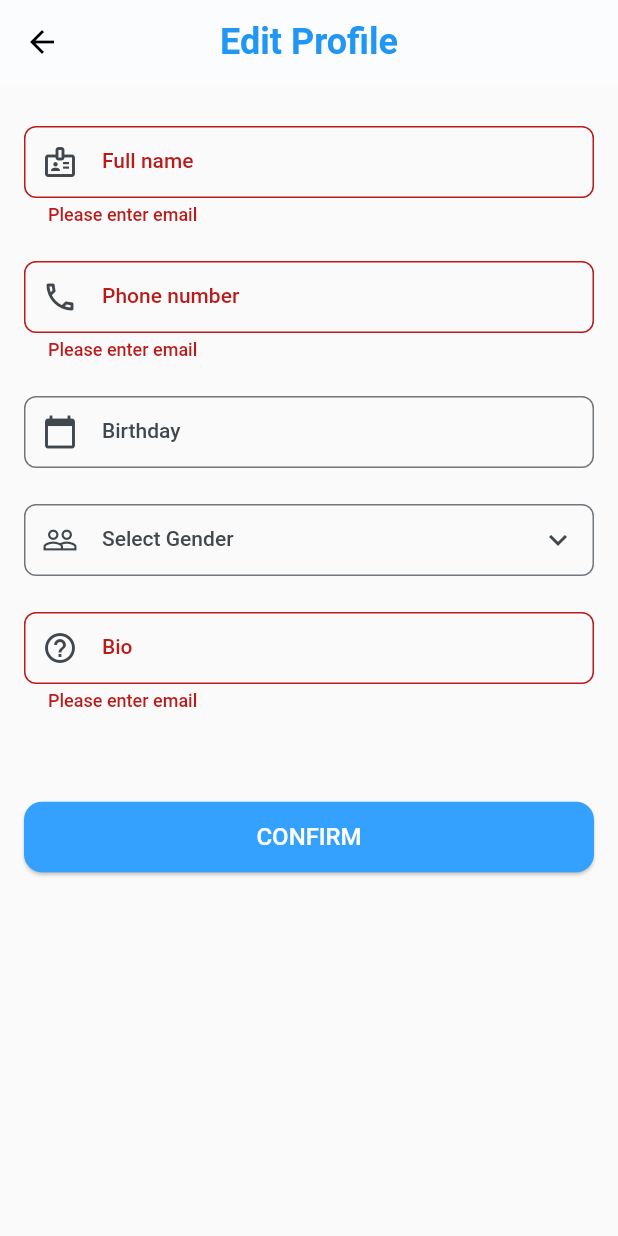
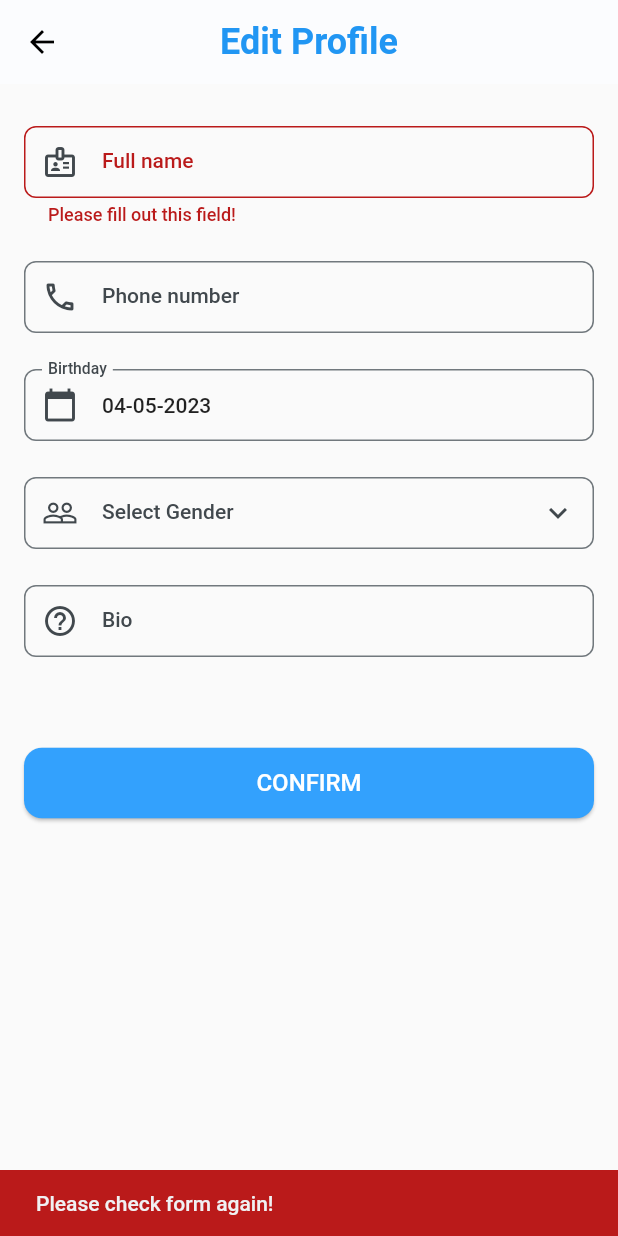
Before and after one commit to quangnhat22/cs_chat_app, a Flutter app: the EditProfileView screen opened directly, after a tap on "CONFIRM", on a phone screen of 412 x 824 dp. Run offline on Flutter 3.47's test engine with Material 2 defaults, Android fonts, the phone set to English and light mode, and no system bars; our stand-ins replace cached_network_image, device_info_plus, dio, equatable, firebase_auth, firebase_core and 9 more; accounts and stored records are empty; generated files the repository leaves out were written again.

Commit message:
refactor code edit profile form

```diff
--- a/lib/common/widgets/stateless/text_field/c_text_form_field.dart
+++ b/lib/common/widgets/stateless/text_field/c_text_form_field.dart
@@ -1,31 +1,28 @@
 import 'package:flutter/material.dart';
-import 'package:flutter_gen/gen_l10n/app_localizations.dart';
 
 enum InputType { text, phoneNumber, multiline }
 
 class CTextFormField extends StatelessWidget {
   const CTextFormField({
     super.key,
-    required this.controller,
     required this.icon,
     required this.label,
     this.type = InputType.text,
     this.errorText,
+    this.initVal,
+    this.onChanged,
+    this.isReadOnly = false,
+    this.onTap,
   });
 
-  final TextEditingController controller;
   final Icon icon;
   final String label;
   final InputType type;
   final String? errorText;
-
-  String? validateValue(String? value, BuildContext context) {
-    print(value);
-    if (value == null || value.isEmpty || value == "") {
-      return AppLocalizations.of(context)!.please_enter_email;
-    }
-    return null;
-  }
+  final String? initVal;
+  final Function(String?)? onChanged;
+  final VoidCallback? onTap;
+  final bool isReadOnly;
 
   TextInputType _checkType() {
     switch (type) {
@@ -45,19 +42,22 @@ class CTextFormField extends StatelessWidget {
     return Container(
       margin: const EdgeInsets.symmetric(vertical: 12),
       child: TextFormField(
-        controller: controller,
-        validator: (value) => validateValue(value, context),
         minLines: 1,
         maxLines: null,
+        initialValue: initVal,
         decoration: InputDecoration(
           errorText: errorText,
           prefixIcon: icon,
           label: Text(label),
           border: const OutlineInputBorder(
-              borderSide: BorderSide(width: 1),
-              borderRadius: BorderRadius.all(Radius.circular(8))),
+            borderSide: BorderSide(width: 1),
+            borderRadius: BorderRadius.all(Radius.circular(8)),
+          ),
         ),
         keyboardType: _checkType(),
+        onChanged: onChanged,
+        readOnly: isReadOnly,
+        onTap: onTap,
       ),
     );
   }
--- a/lib/core/langs/app_en.arb
+++ b/lib/core/langs/app_en.arb
@@ -40,5 +40,6 @@
   "bio": "Bio",
   "please_check_form_again": "Please check form again!",
   "birthday": "Birthday",
-  "select_gender": "Select Gender"
+  "select_gender": "Select Gender",
+  "please_not_empty": "Please fill out this field!"
 }
--- a/lib/core/langs/app_vi.arb
+++ b/lib/core/langs/app_vi.arb
@@ -40,5 +40,6 @@
   "bio": "Giới thiệu bản thân",
   "please_check_form_again": "Vui lòng kiểm tra lại form đã điền!",
   "birthday": "Ngày sinh",
-  "select_gender": "Thay đổi giới tính"
+  "select_gender": "Thay đổi giới tính",
+  "please_not_empty": "Vui lòng không để trống ô này!"
 }
--- /dev/null
+++ b/lib/core/utils/date_time_format.dart
@@ -0,0 +1,11 @@
+import 'package:intl/intl.dart';
+
+class AppDateTimeFormat {
+  AppDateTimeFormat._();
+
+  static String formatDDMMYYYY(DateTime? date) {
+    return date != null
+        ? DateFormat('dd-MM-yyyy').format(date)
+        : DateFormat('dd-MM-yyyy').format(DateTime.now());
+  }
+}
--- /dev/null
+++ b/lib/core/utils/formz/check_valid.dart
@@ -0,0 +1,25 @@
+import 'package:flutter/material.dart';
+import 'package:flutter_gen/gen_l10n/app_localizations.dart';
+
+enum TypeValueCheck { email, password, confirmedPassword, text }
+
+class AppCheckValid {
+  AppCheckValid._();
+
+  static String? checkValid(
+      String? value, TypeValueCheck type, BuildContext ctx) {
+    if (value == null || value == "" || value.isEmpty) {
+      switch (type) {
+        case TypeValueCheck.email:
+          return AppLocalizations.of(ctx)!.please_enter_email;
+        case TypeValueCheck.password:
+          return AppLocalizations.of(ctx)!.please_enter_password;
+        case TypeValueCheck.confirmedPassword:
+          return AppLocalizations.of(ctx)!.please_enter_confirm_password;
+        case TypeValueCheck.text:
+          return AppLocalizations.of(ctx)!.please_not_empty;
+      }
+    }
+    return null;
+  }
+}
--- a/lib/presentation/setting/edit_profile/edit_profile_form_cubit/edit_profile_form_cubit.dart
+++ b/lib/presentation/setting/edit_profile/edit_profile_form_cubit/edit_profile_form_cubit.dart
@@ -20,8 +20,8 @@ class EditProfileFormCubit extends Cubit<EditProfileFormState> {
     emit(state.copyWith(name: value));
   }
 
-  void phoneNumberChanged(String value) {
-    emit(state.copyWith(phoneNumber: PhoneNumber.dirty(value)));
+  void phoneNumberChanged(String? value) {
+    emit(state.copyWith(phoneNumber: PhoneNumber.dirty(value ?? "")));
   }
 
   void birthdayChanged(DateTime value) {
@@ -32,7 +32,7 @@ class EditProfileFormCubit extends Cubit<EditProfileFormState> {
     emit(state.copyWith(gender: value));
   }
 
-  void bioChanged(String value) {
+  void bioChanged(String? value) {
     emit(state.copyWith(bio: value));
   }
 
--- a/lib/presentation/setting/edit_profile/edit_profile_form_cubit/edit_profile_form_state.dart
+++ b/lib/presentation/setting/edit_profile/edit_profile_form_cubit/edit_profile_form_state.dart
@@ -1,23 +1,4 @@
 part of 'edit_profile_form_cubit.dart';
-
-// @freezed
-// class EditProfileFormState with _$EditProfileFormState {
-//   const factory EditProfileFormState({
-//     String? name,
-//     PhoneNumber? phoneNumber,
-//     DateTime? birthday,
-//     AppGender? gender,
-//     String? bio,
-//   }) = _EditProfileFormState;
-
-//   factory EditProfileFormState.initial() => EditProfileFormState(
-//         name: '',
-//         phoneNumber: const PhoneNumber.pure(),
-//         birthday: DateTime.now(),
-//         gender: AppGender.others,
-//         bio: '',
-//       );
-// }
 
 @freezed
 class EditProfileFormState with _$EditProfileFormState {
@@ -25,7 +6,7 @@ class EditProfileFormState with _$EditProfileFormState {
     String? name,
     @Default(PhoneNumber.pure()) PhoneNumber? phoneNumber,
     DateTime? birthday,
-    @Default(AppGender.others) AppGender? gender,
+    @Default(AppGender.others) AppGender gender,
     String? bio,
   }) = _Initial;
 }
--- a/lib/presentation/setting/edit_profile/widgets/birthday_input.dart
+++ /dev/null
@@ -1,47 +0,0 @@
-part of edit_profile;
-
-class BirthdayInput extends StatefulWidget {
-  final TextEditingController controller;
-
-  const BirthdayInput({super.key, required this.controller});
-
-  @override
-  State<BirthdayInput> createState() => _BirthdayInputState();
-}
-
-class _BirthdayInputState extends State<BirthdayInput> {
-  @override
-  Widget build(BuildContext context) {
-    return Padding(
-      padding: const EdgeInsets.symmetric(vertical: 12),
-      child: TextField(
-        controller: widget.controller,
-        decoration: InputDecoration(
-          prefixIcon: const Icon(Icons.calendar_today),
-          label: Text(AppLocalizations.of(context)!.birthday),
-          border: const OutlineInputBorder(
-              borderSide: BorderSide(width: 1),
-              borderRadius: BorderRadius.all(Radius.circular(8))),
-        ),
-        readOnly: true, //set it true, so that user will not able to edit text
-        onTap: () async {
-          DateTime? pickedDate = await showDatePicker(
-              context: context,
-              initialDate: DateTime.now(),
-              firstDate: DateTime(2000),
-              //DateTime.now() - not to allow to choose before today.
-              lastDate: DateTime(2101));
-
-          if (pickedDate != null) {
-            String formattedDate = DateFormat('yyyy-MM-dd').format(pickedDate);
-            setState(() {
-              widget.controller.text = formattedDate;
-            });
-          } else {
-            log("Date is not selected");
-          }
-        },
-      ),
-    );
-  }
-}
--- a/lib/presentation/setting/edit_profile/widgets/form_edit_profile.dart
+++ b/lib/presentation/setting/edit_profile/widgets/form_edit_profile.dart
@@ -39,13 +39,8 @@ class _EditProfileFormState extends State<EditProfileForm> {
           children: <Widget>[
             const InputFullName(),
             const InputPhoneNumber(),
-            BirthdayInput(
-              controller: birthdayInput,
-            ),
-            GenderInput(
-              controller: genderController,
-              handleChanged: handleChangeGender,
-            ),
+            const InputBirthday(),
+            const InputGender(),
             const InputBio(),
             Padding(
               padding: const EdgeInsets.only(top: 48),
--- a/lib/presentation/setting/edit_profile/widgets/gender_input.dart
+++ /dev/null
@@ -1,51 +0,0 @@
-part of edit_profile;
-
-class GenderInput extends StatefulWidget {
-  const GenderInput({
-    Key? key,
-    required this.controller,
-    required this.handleChanged,
-  }) : super(key: key);
-
-  final TextEditingController controller;
-  final Function handleChanged;
-
-  @override
-  State<GenderInput> createState() => _GenderInputState();
-}
-
-class _GenderInputState extends State<GenderInput> {
-  Future<void> _showDialog(BuildContext ctx) {
-    return showDialog(
-      context: ctx,
-      builder: (context) => GenderFormDialog(
-        initGender: widget.controller.text,
-      ),
-    ).then((value) {
-      widget.handleChanged(value);
-    });
-  }
-
-  @override
-  Widget build(BuildContext context) {
-    return Padding(
-      padding: const EdgeInsets.symmetric(vertical: 12),
-      child: TextField(
-        controller: widget.controller,
-        decoration: InputDecoration(
-          prefixIcon: const Icon(Icons.people_outline),
-          suffixIcon: const Icon(Icons.expand_more_outlined),
-          label: Text(AppLocalizations.of(context)!.select_gender),
-          border: const OutlineInputBorder(
-            borderSide: BorderSide(width: 1),
-            borderRadius: BorderRadius.all(
-              Radius.circular(8),
-            ),
-          ),
-        ),
-        readOnly: true,
-        onTap: () => _showDialog(context),
-      ),
-    );
-  }
-}
--- a/lib/presentation/setting/edit_profile/widgets/input_bio.dart
+++ b/lib/presentation/setting/edit_profile/widgets/input_bio.dart
@@ -1,28 +1,27 @@
 part of edit_profile;
 
-class InputBio extends StatefulWidget {
+class InputBio extends StatelessWidget {
   const InputBio({super.key});
 
   @override
-  State<InputBio> createState() => _InputBioState();
-}
-
-class _InputBioState extends State<InputBio> {
-  final _bioController = TextEditingController();
-
-  @override
   Widget build(BuildContext context) {
-    return CTextFormField(
-      controller: _bioController,
-      icon: const Icon(Icons.help_outline),
-      label: AppLocalizations.of(context)!.bio,
-      type: InputType.multiline,
+    return BlocBuilder<EditProfileFormCubit, EditProfileFormState>(
+      buildWhen: (previous, current) => previous.bio != current.bio,
+      builder: (context, state) {
+        return CTextFormField(
+          icon: const Icon(Icons.help_outline),
+          label: AppLocalizations.of(context)!.bio,
+          initVal: state.bio,
+          // errorText: AppCheckValid.checkValid(
+          //   state.name,
+          //   TypeValueCheck.text,
+          //   context,
+          // ),
+          onChanged: (value) {
+            context.read<EditProfileFormCubit>().bioChanged(value);
+          },
+        );
+      },
     );
   }
-
-  @override
-  void dispose() {
-    _bioController.dispose();
-    super.dispose();
-  }
 }
--- /dev/null
+++ b/lib/presentation/setting/edit_profile/widgets/input_birthday.dart
@@ -0,0 +1,35 @@
+part of edit_profile;
+
+class InputBirthday extends StatelessWidget {
+  const InputBirthday({super.key});
+
+  void _onTapBirthdayInput(BuildContext ctx) async {
+    DateTime? pickedDate = await showDatePicker(
+        context: ctx,
+        initialDate: DateTime.now(),
+        firstDate: DateTime(2000),
+        lastDate: DateTime(2101));
+
+    if (pickedDate != null && ctx.mounted) {
+      ctx.read<EditProfileFormCubit>().birthdayChanged(pickedDate);
+    } else {
+      return;
+    }
+  }
+
+  @override
+  Widget build(BuildContext context) {
+    return BlocBuilder<EditProfileFormCubit, EditProfileFormState>(
+      buildWhen: (previous, current) => previous.birthday != current.birthday,
+      builder: (context, state) {
+        return CTextFormField(
+          icon: const Icon(Icons.calendar_today),
+          label: AppLocalizations.of(context)!.birthday,
+          initVal: AppDateTimeFormat.formatDDMMYYYY(state.birthday),
+          isReadOnly: true,
+          onTap: () => _onTapBirthdayInput(context),
+        );
+      },
+    );
+  }
+}
--- a/lib/presentation/setting/edit_profile/widgets/input_full_name.dart
+++ b/lib/presentation/setting/edit_profile/widgets/input_full_name.dart
@@ -1,55 +1,27 @@
 part of edit_profile;
-
-// class InputFullName extends StatefulWidget {
-//   const InputFullName({super.key});
-
-//   @override
-//   State<InputFullName> createState() => _InputFullNameState();
-// }
-
-// class _InputFullNameState extends State<InputFullName> {
-//   final _fullNameController = TextEditingController();
-
-//   @override
-//   void initState() {
-//     if (mounted) {
-//       _fullNameController.addListener(() {
-//         context
-//             .read<EditProfileFormCubit>()
-//             .fullnameChanged(_fullNameController.text);
-//       });
-//     }
-//     super.initState();
-//   }
-
-//   @override
-//   Widget build(BuildContext context) {
-//     return CTextFormField(
-//       controller: _fullNameController,
-//       icon: const Icon(Icons.badge_outlined),
-//       label: AppLocalizations.of(context)!.full_name,
-//       errorText: ,
-//       type: InputType.text,
-//     );
-//   }
-
-//   @override
-//   void dispose() {
-//     _fullNameController.dispose();
-//     super.dispose();
-//   }
-// }
 
 class InputFullName extends StatelessWidget {
   const InputFullName({super.key});
 
   @override
   Widget build(BuildContext context) {
-    final TextEditingController controller = TextEditingController();
-
-    return CTextFormField(
-        controller: controller,
-        icon: const Icon(Icons.badge_outlined),
-        label: AppLocalizations.of(context)!.full_name);
+    return BlocBuilder<EditProfileFormCubit, EditProfileFormState>(
+      buildWhen: (previous, current) => previous.name != current.name,
+      builder: (context, state) {
+        return CTextFormField(
+          icon: const Icon(Icons.badge_outlined),
+          label: AppLocalizations.of(context)!.full_name,
+          initVal: state.name,
+          errorText: AppCheckValid.checkValid(
+            state.name,
+            TypeValueCheck.text,
+            context,
+          ),
+          onChanged: (value) {
+            context.read<EditProfileFormCubit>().fullnameChanged(value);
+          },
+        );
+      },
+    );
   }
 }
--- /dev/null
+++ b/lib/presentation/setting/edit_profile/widgets/input_gender.dart
@@ -0,0 +1,59 @@
+part of edit_profile;
+
+class InputGender extends StatefulWidget {
+  const InputGender({super.key});
+
+  @override
+  State<InputGender> createState() => _InputGenderState();
+}
+
+class _InputGenderState extends State<InputGender> {
+  final TextEditingController genderController = TextEditingController();
+
+  Future<void> _showDialog(BuildContext ctx, AppGender currentGender) {
+    return showDialog(
+      context: ctx,
+      builder: (context) => DialogGender(
+        initGender: currentGender,
+      ),
+    ).then((gender) {
+      setState(() {
+        genderController.text = (gender as AppGender).value;
+      });
+      ctx.read<EditProfileFormCubit>().genderChanged(gender);
+    });
+  }
+
+  @override
+  void initState() {
+    super.initState();
+  }
+
+  @override
+  Widget build(BuildContext context) {
+    return BlocBuilder<EditProfileFormCubit, EditProfileFormState>(
+      buildWhen: (previous, current) => previous.gender != current.gender,
+      builder: (context, state) {
+        return Padding(
+          padding: const EdgeInsets.symmetric(vertical: 12),
+          child: TextFormField(
+            controller: genderController,
+            decoration: InputDecoration(
+              prefixIcon: const Icon(Icons.people_outline),
+              suffixIcon: const Icon(Icons.expand_more_outlined),
+              label: Text(AppLocalizations.of(context)!.select_gender),
+              border: const OutlineInputBorder(
+                borderSide: BorderSide(width: 1),
+                borderRadius: BorderRadius.all(
+                  Radius.circular(8),
+                ),
+              ),
+            ),
+            readOnly: true,
+            onTap: () => _showDialog(context, state.gender),
+          ),
+        );
+      },
+    );
+  }
+}
--- a/lib/presentation/setting/edit_profile/widgets/input_phone_number.dart
+++ b/lib/presentation/setting/edit_profile/widgets/input_phone_number.dart
@@ -1,40 +1,28 @@
 part of edit_profile;
 
-class InputPhoneNumber extends StatefulWidget {
+class InputPhoneNumber extends StatelessWidget {
   const InputPhoneNumber({super.key});
 
   @override
-  State<InputPhoneNumber> createState() => _InputPhoneNumberState();
-}
-
-class _InputPhoneNumberState extends State<InputPhoneNumber> {
-  final _phoneNumberController = TextEditingController();
-
-  @override
-  void initState() {
-    if (mounted) {
-      _phoneNumberController.addListener(() {
-        context
-            .read<EditProfileFormCubit>()
-            .fullnameChanged(_phoneNumberController.text);
-      });
-    }
-    super.initState();
-  }
-
-  @override
   Widget build(BuildContext context) {
-    return CTextFormField(
-      controller: _phoneNumberController,
-      icon: const Icon(Icons.phone_outlined),
-      label: AppLocalizations.of(context)!.phone_number,
-      type: InputType.phoneNumber,
+    return BlocBuilder<EditProfileFormCubit, EditProfileFormState>(
+      buildWhen: (previous, current) =>
+          previous.phoneNumber != current.phoneNumber,
+      builder: (context, state) {
+        return CTextFormField(
+          icon: const Icon(Icons.phone_outlined),
+          label: AppLocalizations.of(context)!.phone_number,
+          initVal: state.phoneNumber?.value,
+          // errorText: AppCheckValid.checkValid(
+          //   state.name,
+          //   TypeValueCheck.text,
+          //   context,
+          // ),
+          onChanged: (value) {
+            context.read<EditProfileFormCubit>().phoneNumberChanged(value);
+          },
+        );
+      },
     );
   }
-
-  @override
-  void dispose() {
-    _phoneNumberController.dispose();
-    super.dispose();
-  }
 }
```
Also changed, not shown: lib/presentation/setting/edit_profile/edit_profile.dart (+5 -4 lines), lib/presentation/setting/edit_profile/widgets/dialog_gender.dart (renamed from lib/presentation/setting/edit_profile/widgets/gender_dialog.dart, +20 -10 lines).
